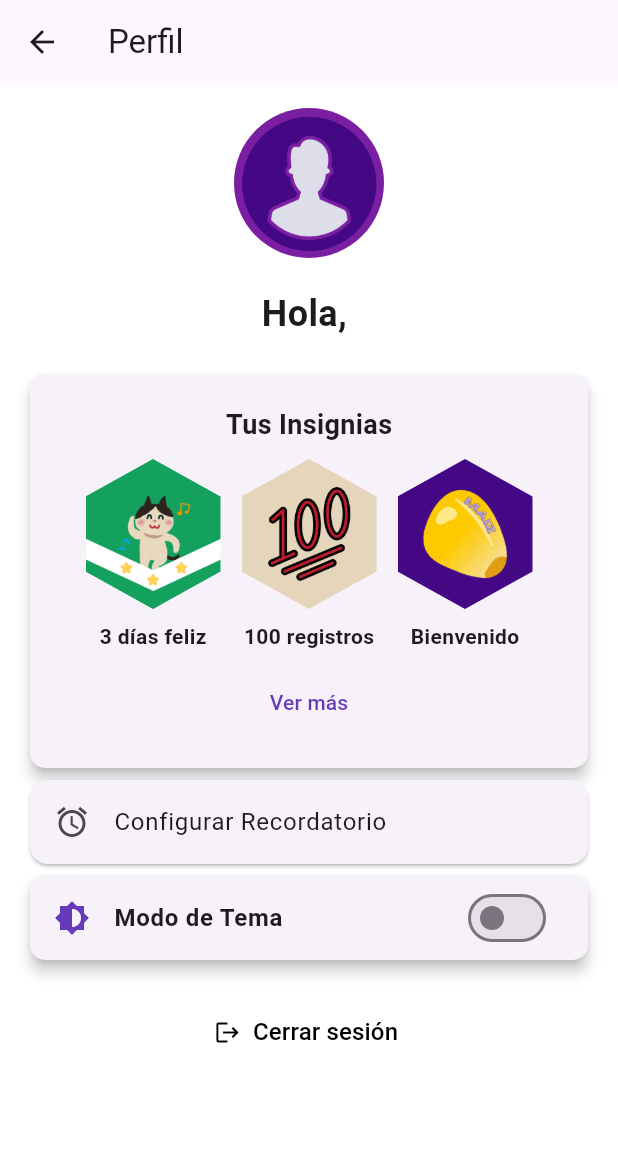
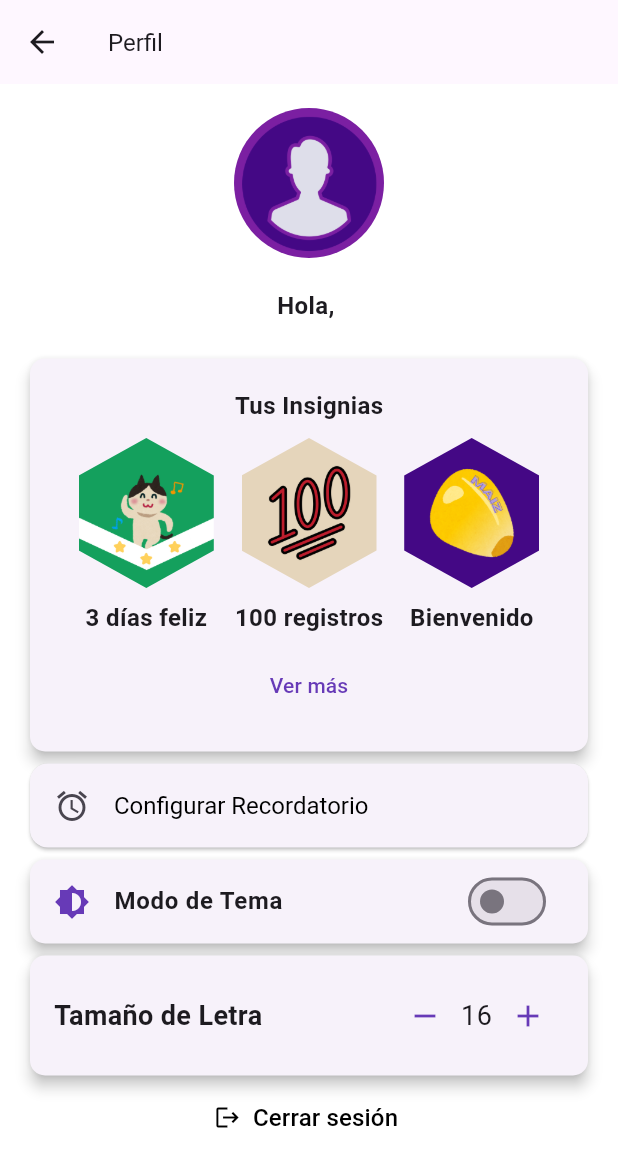
Before and after one commit to Santiago2132/maizfront, a Flutter app: the ProfileScreen screen opened by its route, on a phone screen of 412 x 824 dp. Shown: the top 1167 px of the screen. Run offline on Flutter 3.47's test engine with Material 3 defaults, Android fonts, the light colour scheme and no system bars; our stand-ins replace audioplayers, auto_size_text, cloud_firestore, firebase_auth, firebase_core, firebase_messaging and 7 more; missing offline and left inert: firebase_app_check; accounts and stored records are empty.

Commit message:
colors - font size

```diff
--- a/maiz_app/lib/screens/notifications/reminder_card.dart
+++ b/maiz_app/lib/screens/notifications/reminder_card.dart
@@ -1,5 +1,8 @@
 import 'package:flutter/material.dart';
+import 'package:mAIz/core/fontsize_provider.dart';
+import 'package:mAIz/screens/navegator/main_screen.dart';
 import 'package:mAIz/screens/notifications/reminder_screen.dart';
+import 'package:provider/provider.dart';
 
 class ReminderCard extends StatelessWidget {
   @override
@@ -8,10 +11,13 @@ class ReminderCard extends StatelessWidget {
       child: ListTile(
         leading: Icon(Icons.alarm),
         title: Text('Configurar Recordatorio'),
+          titleTextStyle: TextStyle(color: Colors.black ,fontSize: Provider.of<FontSizeProvider>(context).fontSize,
+            ),
+
         onTap: () {
           Navigator.push(
             context,
-            MaterialPageRoute(builder: (context) => ReminderScreen()),
+            MaterialPageRoute(builder: (context) => MainScreen()),
           );
         },
       ),
--- a/maiz_app/lib/screens/notifications/reminder_screen.dart
+++ b/maiz_app/lib/screens/notifications/reminder_screen.dart
@@ -1,7 +1,9 @@
 import 'package:flutter/material.dart';
+import 'package:mAIz/core/fontsize_provider.dart';
 import 'package:mAIz/data/services/notification_service.dart';
 import 'package:mAIz/screens/profile/profile_screen.dart';
 import 'package:mAIz/widgets/purple_loading.dart';
+import 'package:provider/provider.dart';
 import 'package:shared_preferences/shared_preferences.dart';
 
 class ReminderScreen extends StatefulWidget {
@@ -84,7 +86,7 @@ class _ReminderScreenState extends State<ReminderScreen> {
               _selectedTime == null
                   ? 'No hay recordatorio programado'
                   : 'Recordatorio: ${_selectedTime!.format(context)}',
-              style: TextStyle(fontSize: 18),
+              style: TextStyle(fontSize: Provider.of<FontSizeProvider>(context).fontSize,),
             ),
             SizedBox(height: 20),
             ElevatedButton(
--- a/maiz_app/lib/screens/profile/profile_screen.dart
+++ b/maiz_app/lib/screens/profile/profile_screen.dart
@@ -1,10 +1,13 @@
 import 'package:flutter/material.dart';
+import 'package:mAIz/core/fontsize_provider.dart';
 import 'package:mAIz/screens/navegator/main_screen.dart';
 import 'package:mAIz/screens/notifications/reminder_card.dart';
 import 'package:mAIz/screens/profile/widgets/badgeCard.dart';
+import 'package:mAIz/screens/profile/widgets/fontSize_card.dart';
 import 'package:mAIz/screens/profile/widgets/logout.dart';
 import 'package:mAIz/screens/profile/widgets/theme_switch.dart';
 import 'package:mAIz/screens/profile/widgets/userInfo.dart';
+import 'package:provider/provider.dart';
 
 class ProfileScreen extends StatelessWidget {
   const ProfileScreen({super.key});
@@ -13,7 +16,12 @@ class ProfileScreen extends StatelessWidget {
   Widget build(BuildContext context) {
     return Scaffold(
       appBar: AppBar(
-        title: const Text('Perfil'),
+        title: Text(
+          'Perfil',
+          style: TextStyle(
+            fontSize: Provider.of<FontSizeProvider>(context).fontSize,
+          ),
+        ),
         leading: IconButton(
           icon: const Icon(Icons.arrow_back),
           onPressed: () {
@@ -35,9 +43,10 @@ class ProfileScreen extends StatelessWidget {
               const BadgeCard(),
               ReminderCard(),
               ThemeToggleCard(),
-              const SizedBox(height: 20),
+              const FontSizeCard(),
               const LogoutButton(),
               const SizedBox(height: 20),
+
 
             ],
           ),
--- a/maiz_app/lib/screens/profile/widgets/HexagonBadge.dart
+++ b/maiz_app/lib/screens/profile/widgets/HexagonBadge.dart
@@ -1,4 +1,6 @@
 import 'package:flutter/material.dart';
+import 'package:mAIz/core/fontsize_provider.dart';
+import 'package:provider/provider.dart';
 
 class HexagonWidget extends StatelessWidget {
   final String imagePath;
@@ -26,7 +28,9 @@ class HexagonWidget extends StatelessWidget {
         SizedBox(height: 8),
         Text(
           badgeName,
-          style: TextStyle(fontSize: 14, fontWeight: FontWeight.bold),
+          style: TextStyle(
+            fontSize: Provider.of<FontSizeProvider>(context).fontSize,
+            fontWeight: FontWeight.bold),
         ),
       ],
     );
--- a/maiz_app/lib/screens/profile/widgets/badgeCard.dart
+++ b/maiz_app/lib/screens/profile/widgets/badgeCard.dart
@@ -1,6 +1,8 @@
 import 'package:flutter/material.dart';
+import 'package:mAIz/core/fontsize_provider.dart';
 import 'package:mAIz/data/services/badge_service.dart';
 import 'package:mAIz/screens/profile/widgets/HexagonBadge.dart';
+import 'package:provider/provider.dart';
 
 class BadgeCard extends StatefulWidget {
   const BadgeCard({super.key});
@@ -28,10 +30,10 @@ class _BadgeCardState extends State<BadgeCard> {
           padding: const EdgeInsets.all(20.0),
           child: Column(
             children: [
-              const Text(
+              Text(
                 'Tus Insignias',
                 style: TextStyle(
-                  fontSize: 18,
+                 fontSize: Provider.of<FontSizeProvider>(context).fontSize,
                   fontWeight: FontWeight.bold,
                 ),
               ),
--- /dev/null
+++ b/maiz_app/lib/screens/profile/widgets/fontSize_card.dart
@@ -0,0 +1,47 @@
+import 'package:flutter/material.dart';
+import 'package:mAIz/core/fontsize_provider.dart';
+import 'package:provider/provider.dart';
+
+class FontSizeCard extends StatelessWidget {
+  const FontSizeCard({super.key});
+
+  @override
+  Widget build(BuildContext context) {
+    final fontSizeProvider = Provider.of<FontSizeProvider>(context);
+
+    return Card(
+      elevation: 4,
+      shape: RoundedRectangleBorder(
+        borderRadius: BorderRadius.circular(10),
+      ),
+      child: Padding(
+        padding: const EdgeInsets.all(16),
+        child: Row(
+          mainAxisAlignment: MainAxisAlignment.spaceBetween,
+          children: [
+            const Text(
+              "Tamaño de Letra",
+              style: TextStyle(fontSize: 18, fontWeight: FontWeight.bold),
+            ),
+            Row(
+              children: [
+                IconButton(
+                  icon: const Icon(Icons.remove, color: Colors.deepPurple),
+                  onPressed: fontSizeProvider.decreaseFontSize,
+                ),
+                Text(
+                  "${fontSizeProvider.fontSize.toInt()}",
+                  style: const TextStyle(fontSize: 18),
+                ),
+                IconButton(
+                  icon: const Icon(Icons.add, color: Colors.deepPurple),
+                  onPressed: fontSizeProvider.increaseFontSize,
+                ),
+              ],
+            ),
+          ],
+        ),
+      ),
+    );
+  }
+}
--- a/maiz_app/lib/screens/profile/widgets/logout.dart
+++ b/maiz_app/lib/screens/profile/widgets/logout.dart
@@ -1,7 +1,9 @@
 import 'package:firebase_auth/firebase_auth.dart';
 import 'package:flutter/material.dart';
+import 'package:mAIz/core/fontsize_provider.dart';
 import 'package:mAIz/screens/navegator/main_screen.dart';
 import 'package:mAIz/screens/welcomePage/welcome.dart';
+import 'package:provider/provider.dart';
 
 class LogoutButton extends StatelessWidget {
   const LogoutButton({super.key});
@@ -19,9 +21,11 @@ class LogoutButton extends StatelessWidget {
     return TextButton.icon(
       onPressed: () => _signOut(context),
       icon: const Icon(Icons.logout, color: Color.fromARGB(255, 0, 0, 0)),
-      label: const Text(
+      label: Text(
         "Cerrar sesión",
-        style: TextStyle(color: Color.fromARGB(255, 0, 0, 0), fontSize: 16),
+        style: TextStyle(color: Color.fromARGB(255, 0, 0, 0),
+        fontSize: Provider.of<FontSizeProvider>(context).fontSize,
+        ),
       ),
     );
   }
--- a/maiz_app/lib/screens/profile/widgets/theme_switch.dart
+++ b/maiz_app/lib/screens/profile/widgets/theme_switch.dart
@@ -1,4 +1,5 @@
 import 'package:flutter/material.dart';
+import 'package:mAIz/core/fontsize_provider.dart';
 import 'package:mAIz/core/theme_provider.dart';
 import 'package:provider/provider.dart';
 
@@ -18,7 +19,8 @@ class ThemeToggleCard extends StatelessWidget {
         leading: Icon(Icons.brightness_6, color: Colors.deepPurple),
         title: Text(
           'Modo de Tema',
-          style: TextStyle(fontSize: 16, fontWeight: FontWeight.bold),
+          style: TextStyle(fontSize: Provider.of<FontSizeProvider>(context).fontSize,
+                           fontWeight: FontWeight.bold),
         ),
         trailing: Switch(
           value: themeProvider.themeMode == ThemeMode.dark,
--- a/maiz_app/lib/screens/profile/widgets/userInfo.dart
+++ b/maiz_app/lib/screens/profile/widgets/userInfo.dart
@@ -1,6 +1,8 @@
 import 'package:flutter/material.dart';
+import 'package:mAIz/core/fontsize_provider.dart';
 import 'package:mAIz/data/services/user_service.dart';
 import 'package:mAIz/widgets/avatarWidget.dart';
+import 'package:provider/provider.dart';
 
 class UserInfoSection extends StatelessWidget {
   const UserInfoSection({super.key});
@@ -25,8 +27,8 @@ class UserInfoSection extends StatelessWidget {
             } else {
               return Text(
                 'Hola, ${snapshot.data}',
-                style: const TextStyle(
-                  fontSize: 24,
+                style:  TextStyle(
+                  fontSize: Provider.of<FontSizeProvider>(context).fontSize,
                   fontWeight: FontWeight.bold,
                 ),
               );
--- a/maiz_app/lib/screens/your_day/messages/phrases_text.dart
+++ b/maiz_app/lib/screens/your_day/messages/phrases_text.dart
@@ -13,8 +13,8 @@ class PhrasesText extends StatelessWidget {
             TextSpan(
               text: 'FRASES DEL DÍA',
               style: TextStyle(
-                fontSize: 24, // Tamaño reducido
-                color: Colors.black,
+                fontSize: 20, // Tamaño reducido
+                color: Colors.deepPurple,
                 fontWeight: FontWeight.bold,
                 fontFamily: 'Montserrat',
               ),
--- a/maiz_app/lib/screens/your_day/widgets/your_day_cards.dart
+++ b/maiz_app/lib/screens/your_day/widgets/your_day_cards.dart
@@ -124,7 +124,7 @@ class _YourDayCardsState extends State<YourDayCards> {
                     width: cardWidth,
                     height: cardHeight,
                     backgroundColor:
-                        isImage ? Colors.transparent : const Color(0xfffff5cc),
+                        isImage ? Colors.transparent : const Color.fromARGB(255, 242, 242, 247),
                     padding:
                         isImage ? EdgeInsets.zero : const EdgeInsets.all(16),
                     child: isImage
--- a/maiz_app/lib/screens/your_day/your_day_screen.dart
+++ b/maiz_app/lib/screens/your_day/your_day_screen.dart
@@ -5,6 +5,7 @@ import 'package:mAIz/screens/your_day/messages/text_music.dart';
 import 'package:mAIz/screens/your_day/messages/your_day_message.dart';
 import 'package:mAIz/screens/your_day/widgets/breathing_exercise.dart';
 import 'package:mAIz/screens/your_day/widgets/music_player.dart';
+import 'package:mAIz/screens/your_day/widgets/phrases_card.dart';
 import 'package:mAIz/screens/your_day/widgets/your_day_cards.dart';
 
 
@@ -35,7 +36,8 @@ class YourDayScreen extends StatelessWidget {
                   MusicPlayer(), //Reproductor de música
                   const SizedBox(height: 20),
                   const PhrasesText(),
-                  const YourDayCards(), // Tarjetas de frases e imagenes
+                  const SizedBox(height: 20),
+                  const PhrasesCard(), // Tarjetas de frases e imagenes
                 ],
               ),
             ),
```
Also changed, not shown: maiz_app/lib/core/fontsize_provider.dart (added, +26 -0 lines), maiz_app/lib/main.dart (+33 -14 lines), maiz_app/lib/screens/calendar/calendarContainer.dart (+46 -6 lines), maiz_app/lib/screens/chat/widgets_chat/message_list.dart (+7 -4 lines), maiz_app/lib/screens/welcomePage/welcome.dart (+10 -3 lines), maiz_app/lib/screens/your_day/widgets/phrases_card.dart (added, +49 -0 lines), maiz_app/lib/screens/your_day/widgets/phrases_screen.dart (added, +22 -0 lines).
